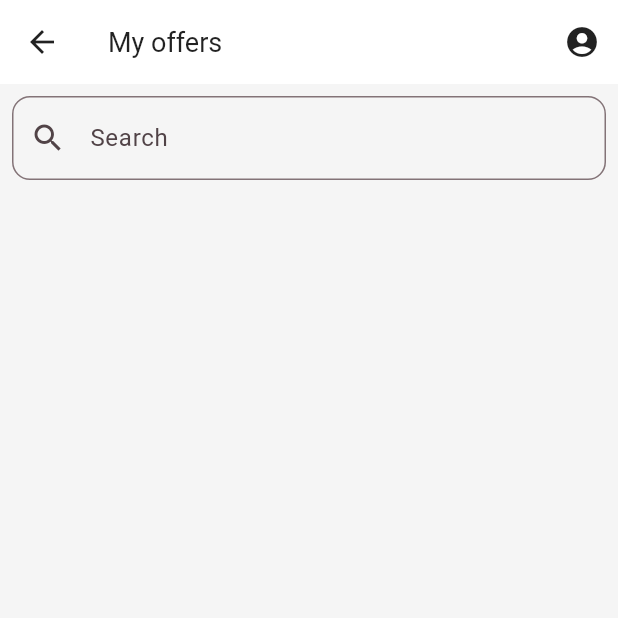
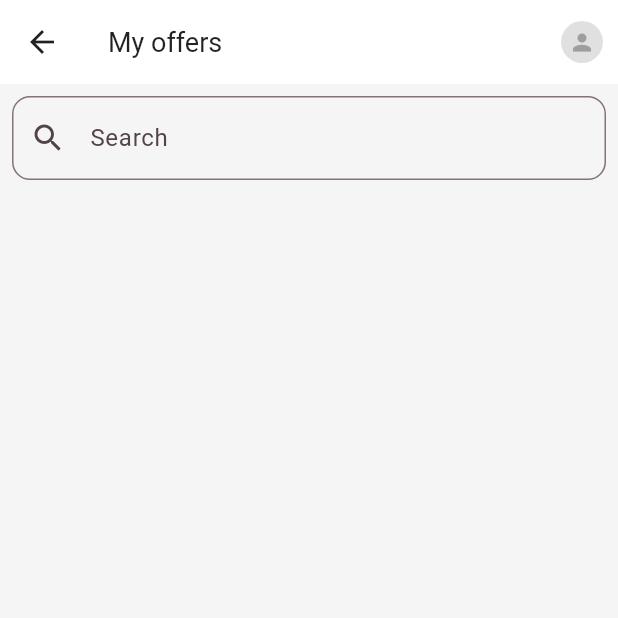
Before and after one commit to val-mon/vagoflax, a Flutter app: the JobProviderOfferScreen screen opened directly, on a phone screen of 412 x 824 dp, the top half of it. Run offline on Flutter 3.47's test engine with Material 3 defaults, Android fonts, the phone set to English and light mode, and no system bars; our stand-ins replace cloud_firestore, crystal_navigation_bar, firebase_auth, firebase_core, flutter_dotenv, go_router and 1 more; missing offline and left inert: cloudinary_api, cloudinary_url_gen, firebase_ui_auth; accounts and stored records are empty.

Commit message:
feat: profile button now shows user profile picture

```diff
--- a/lib/widgets/profile_button.dart
+++ b/lib/widgets/profile_button.dart
@@ -1,17 +1,28 @@
 import 'package:flutter/material.dart';
 import 'package:go_router/go_router.dart';
+import 'package:vagoflax/providers/user_provider.dart';
+import 'package:provider/provider.dart';
 
 class ProfileButton extends StatelessWidget {
   const ProfileButton({super.key});
 
   @override
   Widget build(BuildContext context) {
+    final userProvider = context.watch<UserProvider>();
+    final ppUrl = userProvider.currentUser?.profilePictureUrl;
+    final hasImage = ppUrl != null && ppUrl.trim().isNotEmpty;
+
     return IconButton(
-      icon: const Icon(Icons.account_circle),
       tooltip: 'Profile',
-      onPressed: () {
-        context.push('/profile');
-      },
+      onPressed: () => context.push('/profile'),
+      icon: CircleAvatar(
+        radius: 14,
+        backgroundColor: Colors.grey.shade300,
+        backgroundImage: hasImage ? NetworkImage(ppUrl) : null,
+        child: hasImage
+            ? null
+            : const Icon(Icons.person, size: 18, color: Colors.grey),
+      ),
     );
   }
 }
```
